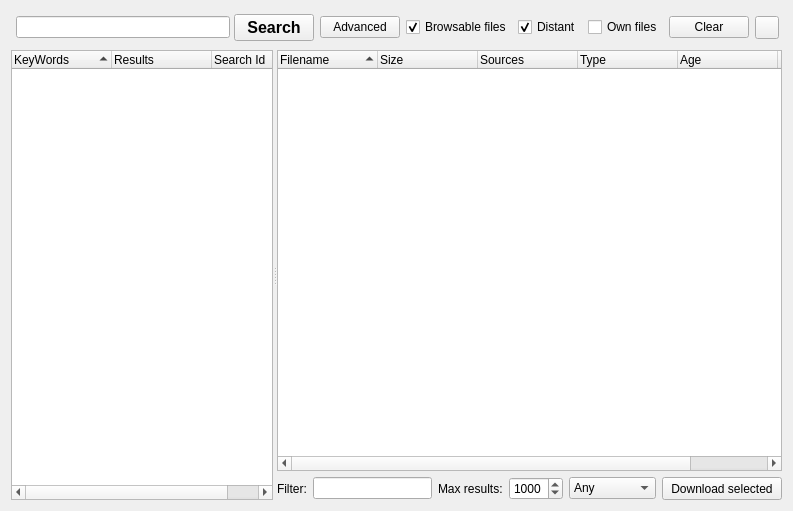
Old version of the form retroshare-gui/src/gui/FileTransfer/SearchDialog.ui in the repository RetroShare/RetroShare.
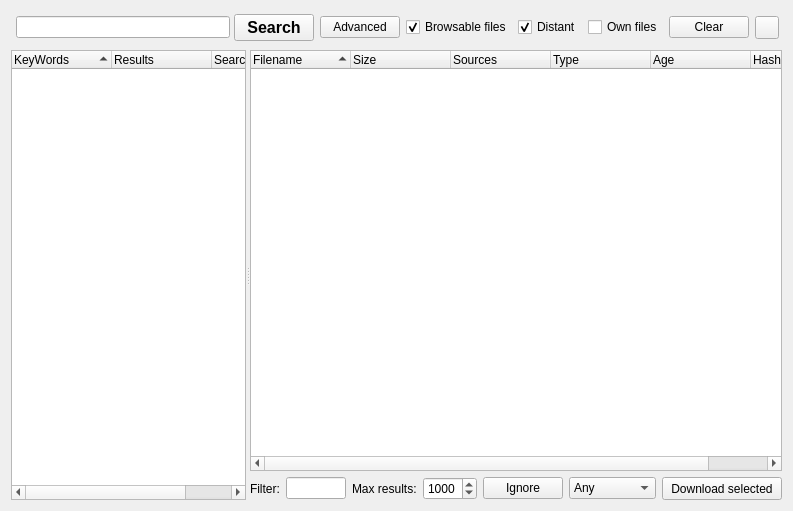
New version of the form. Icons and pictures are not drawn. Custom widgets are drawn as their Qt base class.

Commit message:
Add Ignore Text list in SearchDialog
Ability to modify the saved list when long click on button "Ignore".
All in tooltip.

The edit to the form file:
```diff
--- a/retroshare-gui/src/gui/FileTransfer/SearchDialog.ui
+++ b/retroshare-gui/src/gui/FileTransfer/SearchDialog.ui
@@ -333,6 +333,16 @@
            </property>
           </widget>
          </item>
+         <item>
+          <widget class="QPushButton" name="ignore_PB">
+           <property name="text">
+            <string>Ignore</string>
+           </property>
+           <property name="checkable">
+            <bool>true</bool>
+           </property>
+          </widget>
+         </item>
          <item>
           <widget class="RSComboBox" name="FileTypeComboBox">
            <item>
```
Left out of the diff: 8 changed lines with no effect on the pictures. The commit also changes 2 other files.
